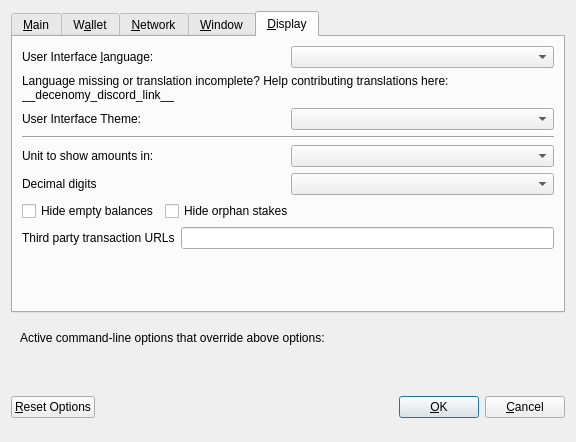
Above: src/qt/forms/optionsdialog.ui from decenomy/DSW before the change. Below: the same form after it.
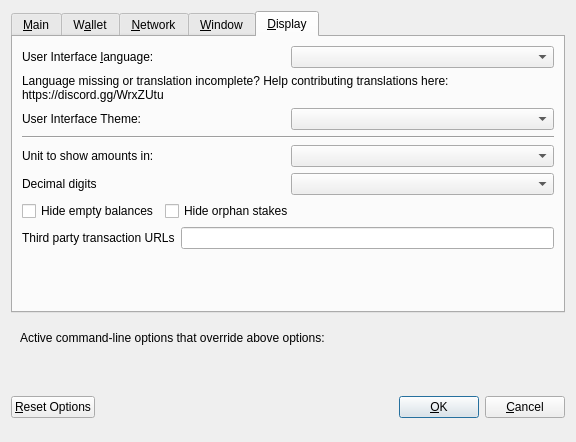
That is the form after the change. The open tabs and pages were chosen to show the change. Custom widgets are drawn as their Qt base class.

Commit message: discord links

```diff
--- a/src/qt/forms/optionsdialog.ui
+++ b/src/qt/forms/optionsdialog.ui
@@ -533,7 +533,7 @@
          </property>
          <property name="text">
           <string>Language missing or translation incomplete? Help contributing translations here:
-__decenomy_discord_link__</string>
+https://discord.gg/WrxZUtu</string>
          </property>
          <property name="wordWrap">
           <bool>true</bool>
```
The commit also changes 17 other files.
